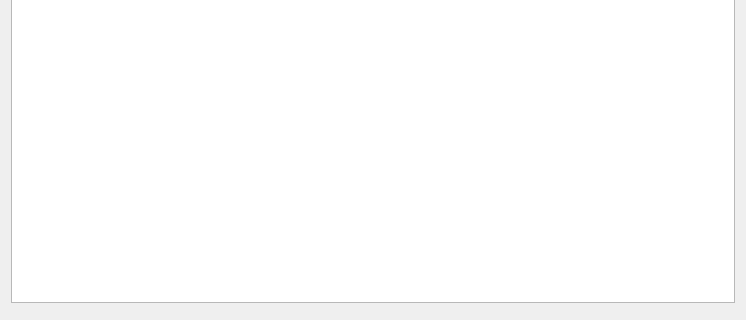
Eomys/pyleecan, file pyleecan/GUI/Tools/WTableData/DTableData.ui: the form before one commit; both pictures show x 0 to 746 and y 216 to 536 of the 746 by 536 pixel window.
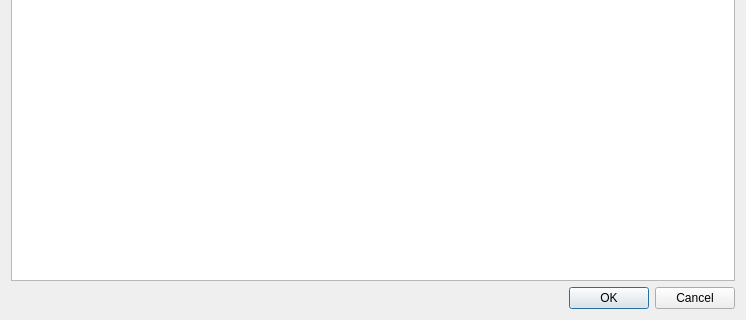
The form after the commit.

What changed in the file:
```diff
--- a/pyleecan/GUI/Tools/WTableData/DTableData.ui
+++ b/pyleecan/GUI/Tools/WTableData/DTableData.ui
@@ -61,7 +61,7 @@
       <enum>Qt::Horizontal</enum>
      </property>
      <property name="standardButtons">
-      <set>QDialogButtonBox::NoButton</set>
+      <set>QDialogButtonBox::Cancel|QDialogButtonBox::Ok</set>
      </property>
     </widget>
    </item>
```
